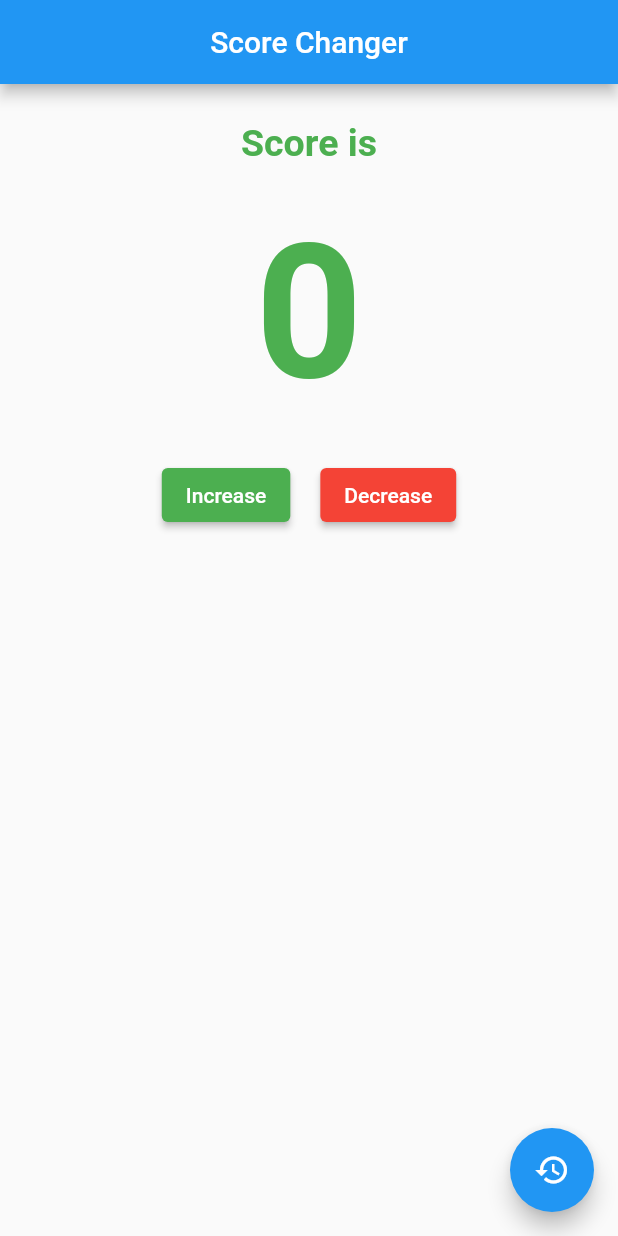
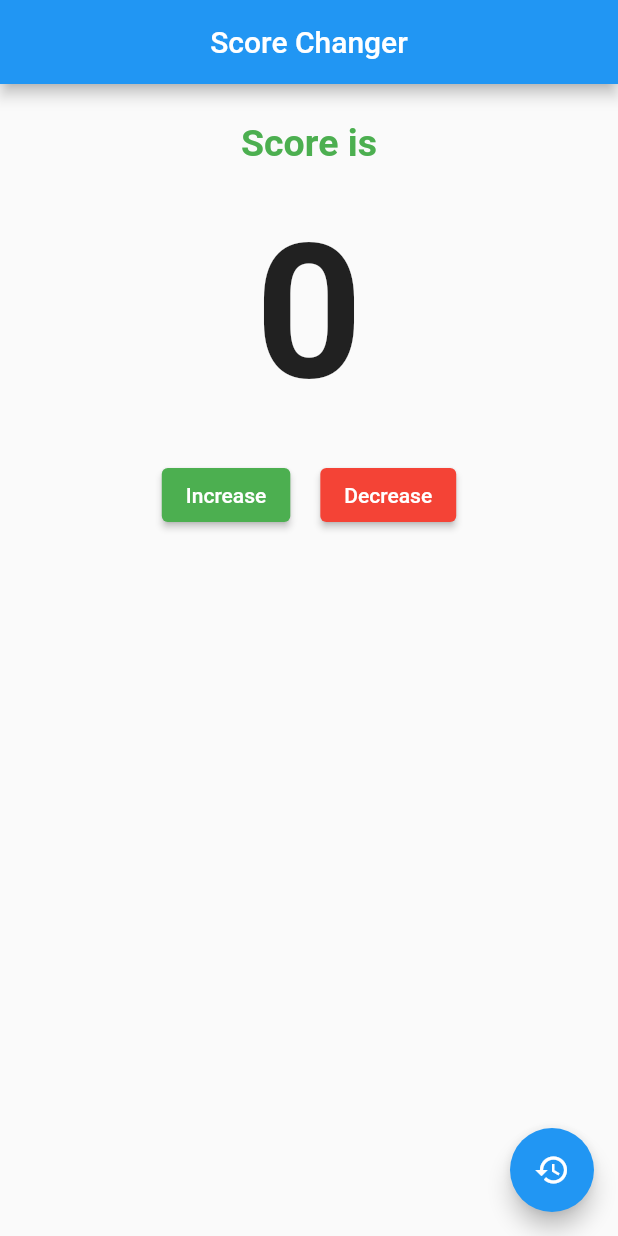
Before and after one commit to Shubham-Paudel/Flutter, a Flutter app: the screen it shows after launch, on a phone screen of 412 x 824 dp. Run offline on Flutter 3.47's test engine with Material 2 defaults, Android fonts, the phone set to English and light mode, and no system bars; our stand-ins replace google_fonts.

Commit message:
scoreapp

```diff
--- a/scoreapp/lib/main.dart
+++ b/scoreapp/lib/main.dart
@@ -64,7 +64,7 @@ class _ScoreHomeState extends State<ScoreHome> {
           Center(
             child: Text("Score is",
                 style: TextStyle(
-                    color: Colors.green,
+                    color: Colors.green[500],
                     fontSize: 25,
                     fontWeight: FontWeight.bold)),
           ),
@@ -74,7 +74,7 @@ class _ScoreHomeState extends State<ScoreHome> {
           Center(
               child: Text(number.toString(),
                   style: TextStyle(
-                      color: Colors.green,
+                      color: Colors.green[1000],
                       fontSize: 125,
                       fontWeight: FontWeight.bold))),
           SizedBox(
```
